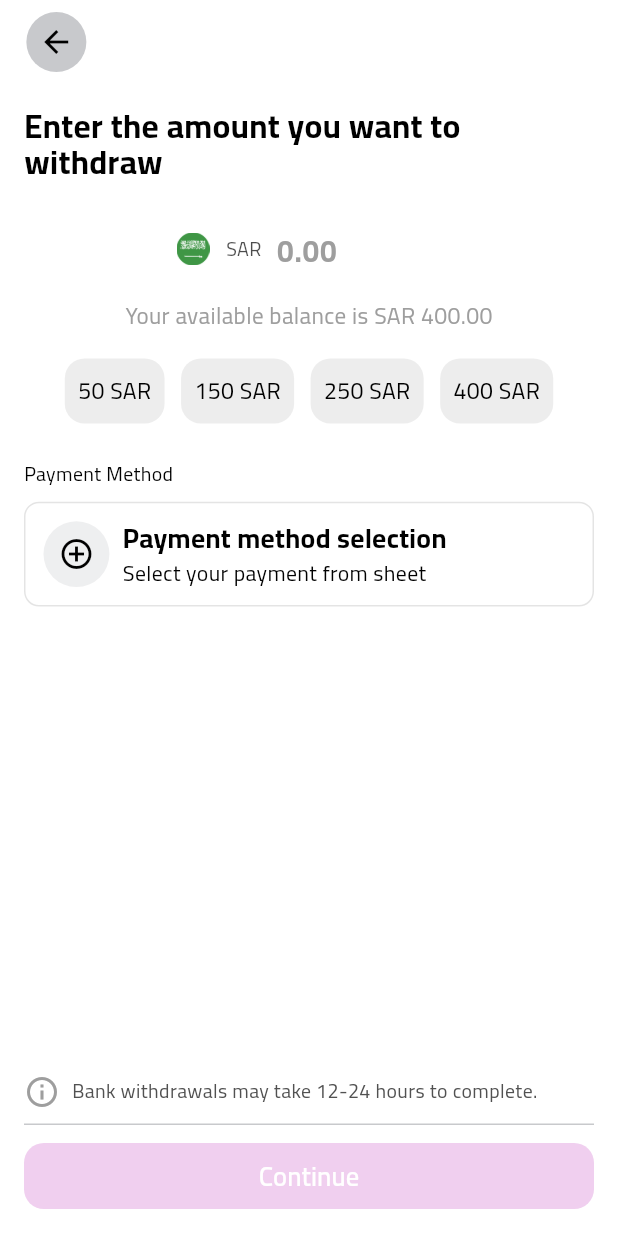
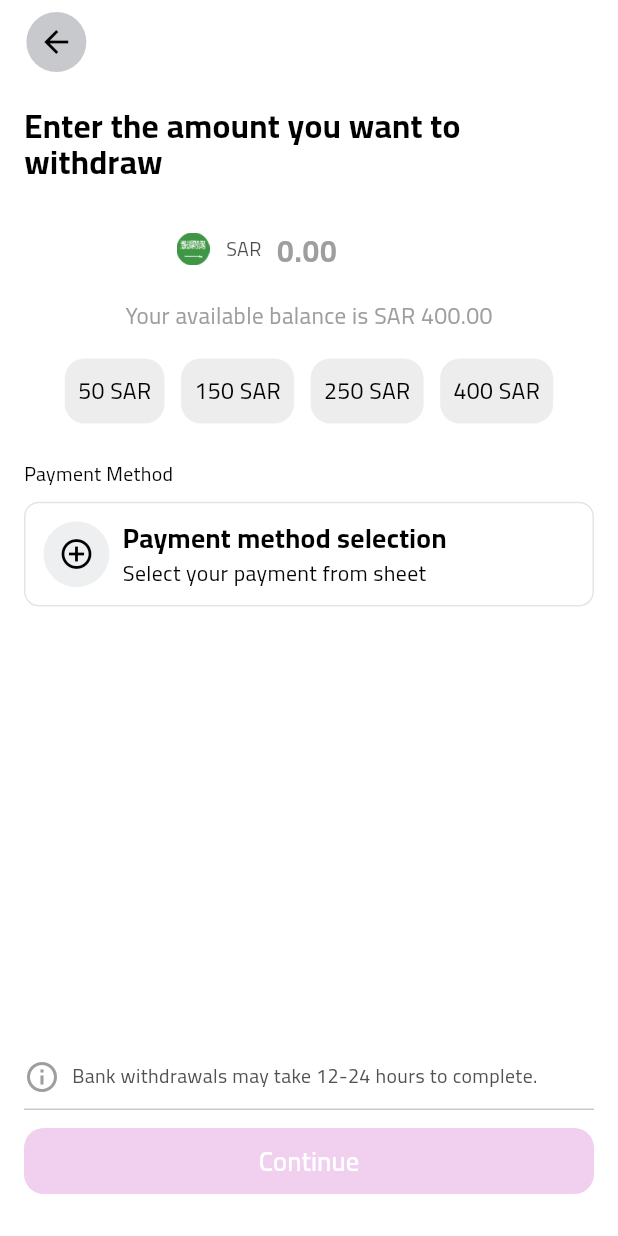
Before and after one commit to mohammedhasna2015/thrivve_assignment, a Flutter app: the screen it shows after launch, on a phone screen of 412 x 824 dp. Run offline on Flutter 3.47's test engine with Material 3 defaults, Android fonts, the light colour scheme and no system bars; our stand-ins replace chopper, flutter_screenutil, flutter_svg, get_it, shared_preferences; generated files the repository leaves out were written again; network calls fail.

Commit message:
add space for bottom navigation bar

```diff
--- a/lib/features/withdraw/presentation/views/pages/withdraw_page.dart
+++ b/lib/features/withdraw/presentation/views/pages/withdraw_page.dart
@@ -68,6 +68,10 @@ class _WithdrawPageState extends State<WithdrawPage> {
       padding: const EdgeInsets.all(16.0),
       child: Consumer<WithdrawProvider>(builder: (context, provider, child) {
         return Column(
+          children: [
+            Expanded(
+              child: SingleChildScrollView(
+                child: Column(
                   crossAxisAlignment: CrossAxisAlignment.start,
                   children: [
                     _titleHeader(),
@@ -80,12 +84,21 @@ class _WithdrawPageState extends State<WithdrawPage> {
                     SizedBox(height: 20),
                     _paymentMethod(provider),
                     SizedBox(height: 10),
-            Spacer(),
+                  ],
+                ),
+              ),
+            ),
+            Column(
+              children: [
+                SizedBox(height: 10),
                 _noteBank(),
                 SizedBox(height: 10),
                 _divider(),
                 SizedBox(height: 10),
                 _continueButton(provider),
+                SizedBox(height: 10),
+              ],
+            )
           ],
         );
       }),
```
Lines whose indentation alone changed are shown as unchanged.
